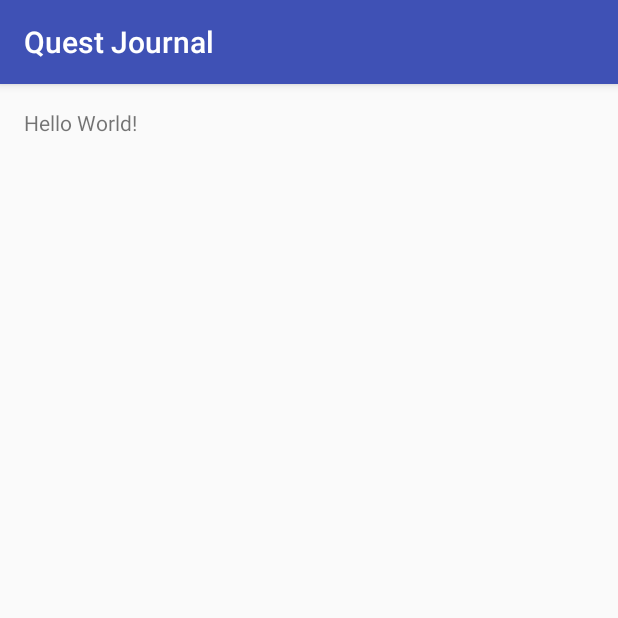
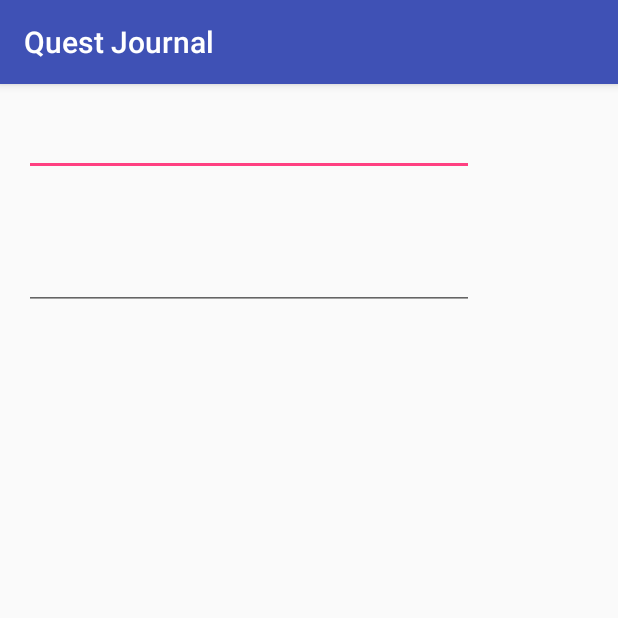
Before and after one commit to jasonou-oldaccount/Quest-Journal, an Android app: the screen it shows after launch (MainActivity), on a phone screen of 412 x 824 dp, the top half of it. Run offline under Robolectric (Android 15) with nearby library versions, the phone set to English and light mode, and no system bars; libraries missing offline, so code that uses them is left out: com.firebase.client; 2 statements that could not run were skipped.

Commit message:
create new text fields

```diff
--- a/app/src/main/java/com/example/messiah/questjournal/MainActivity.java
+++ b/app/src/main/java/com/example/messiah/questjournal/MainActivity.java
@@ -10,6 +10,7 @@
     // Firebase ref used to reference our Firebase backend
     public static Firebase ref;
 
+    //on create
     @Override
     protected void onCreate(Bundle savedInstanceState) {
         super.onCreate(savedInstanceState);
--- a/app/src/main/res/layout/activity_main.xml
+++ b/app/src/main/res/layout/activity_main.xml
@@ -9,8 +9,23 @@
     android:paddingTop="@dimen/activity_vertical_margin"
     tools:context="com.example.messiah.questjournal.MainActivity">
 
-    <TextView
-        android:layout_width="wrap_content"
+    <EditText
+        android:layout_width="300dp"
         android:layout_height="wrap_content"
-        android:text="Hello World!" />
+        android:id="@+id/editText"
+        android:layout_alignParentTop="true"
+        android:layout_alignParentLeft="true"
+        android:layout_alignParentStart="true" />
+
+    <EditText
+        android:layout_width="300dp"
+        android:layout_height="wrap_content"
+        android:inputType="textPassword"
+        android:ems="10"
+        android:id="@+id/editText2"
+        android:layout_below="@+id/editText"
+        android:layout_alignParentLeft="true"
+        android:layout_alignParentStart="true"
+        android:layout_marginTop="44dp" />
+
 </RelativeLayout>
```
